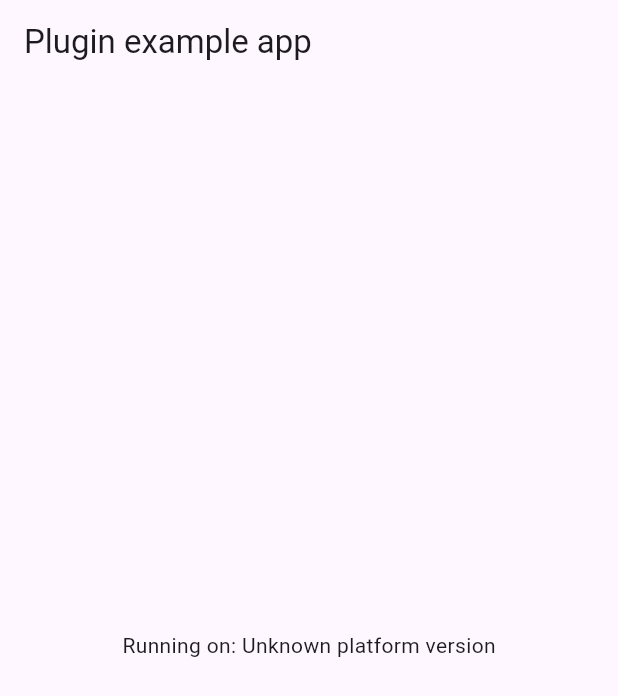
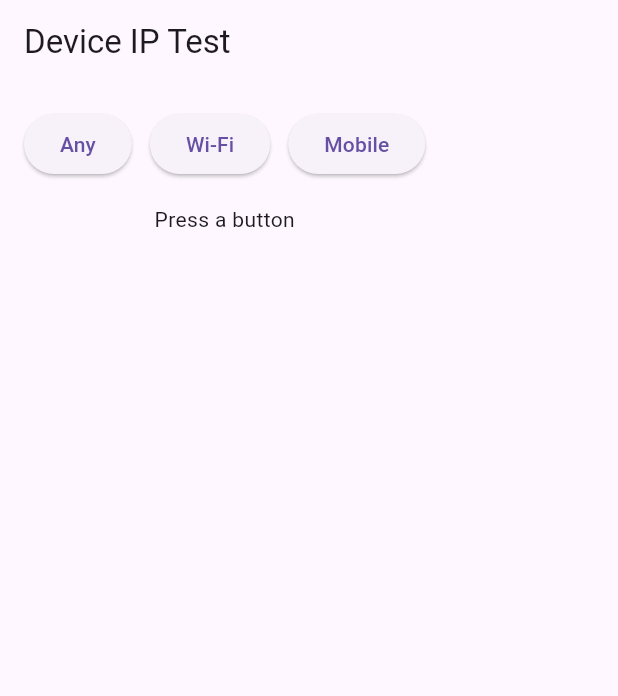
Before and after one commit to hengvisoth/dggroup_test02, a Flutter app: the screen it shows after launch, on a phone screen of 412 x 824 dp. Shown: the top 696 px of the screen. Run offline on Flutter 3.47's test engine with Material 3 defaults, Android fonts, the phone set to English and light mode, and no system bars; our stand-ins replace plugin_platform_interface.

Commit message:
Refactor main app structure and implement IP retrieval logic with caching

```diff
--- a/example/lib/main.dart
+++ b/example/lib/main.dart
@@ -1,61 +1,57 @@
 import 'package:flutter/material.dart';
-import 'dart:async';
-
-import 'package:flutter/services.dart';
 import 'package:device_ip/device_ip.dart';
 
-void main() {
-  runApp(const MyApp());
-}
+void main() => runApp(const MyApp());
 
-class MyApp extends StatefulWidget {
+class MyApp extends StatelessWidget {
   const MyApp({super.key});
 
   @override
-  State<MyApp> createState() => _MyAppState();
+  Widget build(BuildContext context) {
+    return const MaterialApp(home: Home());
+  }
 }
 
-class _MyAppState extends State<MyApp> {
-  String _platformVersion = 'Unknown';
-  final _deviceIpPlugin = DeviceIp();
+class Home extends StatefulWidget {
+  const Home({super.key});
+  @override
+  State<Home> createState() => _HomeState();
+}
 
-  @override
-  void initState() {
-    super.initState();
-    initPlatformState();
-  }
+class _HomeState extends State<Home> {
+  String text = 'Press a button';
 
-  // Platform messages are asynchronous, so we initialize in an async method.
-  Future<void> initPlatformState() async {
-    String platformVersion;
-    // Platform messages may fail, so we use a try/catch PlatformException.
-    // We also handle the message potentially returning null.
-    try {
-      platformVersion =
-          await _deviceIpPlugin.getPlatformVersion() ?? 'Unknown platform version';
-    } on PlatformException {
-      platformVersion = 'Failed to get platform version.';
-    }
-
-    // If the widget was removed from the tree while the asynchronous platform
-    // message was in flight, we want to discard the reply rather than calling
-    // setState to update our non-existent appearance.
-    if (!mounted) return;
-
+  Future<void> run(NetworkType type) async {
+    final res = await DeviceIp.getIp(type: type);
     setState(() {
-      _platformVersion = platformVersion;
+      text =
+          'ok: ${res.ok}\n'
+          'message: ${res.message}\n'
+          'connection: ${res.connection}\n'
+          'ipv4: ${res.ipv4}\n'
+          'ipv6: ${res.ipv6}';
     });
   }
 
   @override
   Widget build(BuildContext context) {
-    return MaterialApp(
-      home: Scaffold(
-        appBar: AppBar(
-          title: const Text('Plugin example app'),
-        ),
-        body: Center(
-          child: Text('Running on: $_platformVersion\n'),
+    return Scaffold(
+      appBar: AppBar(title: const Text('Device IP Test')),
+      body: Padding(
+        padding: const EdgeInsets.all(16),
+        child: Column(
+          children: [
+            Wrap(
+              spacing: 12,
+              children: [
+                ElevatedButton(onPressed: () => run(NetworkType.any), child: const Text("Any")),
+                ElevatedButton(onPressed: () => run(NetworkType.wifi), child: const Text("Wi-Fi")),
+                ElevatedButton(onPressed: () => run(NetworkType.mobile), child: const Text("Mobile")),
+              ],
+            ),
+            const SizedBox(height: 16),
+            Text(text),
+          ],
         ),
       ),
     );
--- a/lib/device_ip.dart
+++ b/lib/device_ip.dart
@@ -1,8 +1,3 @@
+library;
 
-import 'device_ip_platform_interface.dart';
-
-class DeviceIp {
-  Future<String?> getPlatformVersion() {
-    return DeviceIpPlatform.instance.getPlatformVersion();
-  }
-}
+export 'src/device_ip.dart';
--- /dev/null
+++ b/lib/model/result_model.dart
@@ -0,0 +1,20 @@
+class IpResult {
+  final String ipv4;
+  final String ipv6;
+  final String connection; // wifi | mobile | none | any
+  final bool ok;
+  final String message;
+
+  const IpResult({required this.ipv4, required this.ipv6, required this.connection, required this.ok, required this.message});
+
+  factory IpResult.fromMap(Map<dynamic, dynamic> map) {
+    final ok = (map['ok'] as bool?) ?? false;
+    return IpResult(
+      ipv4: (map['ipv4'] as String?) ?? '',
+      ipv6: (map['ipv6'] as String?) ?? '',
+      connection: (map['connection'] as String?) ?? 'none',
+      ok: ok,
+      message: (map['message'] as String?) ?? (ok ? 'OK' : 'No internet connection'),
+    );
+  }
+}
--- /dev/null
+++ b/lib/src/device_ip.dart
@@ -0,0 +1,39 @@
+import 'package:device_ip/device_ip_platform_interface.dart';
+import 'package:device_ip/model/result_model.dart';
+import 'package:flutter/services.dart';
+
+enum NetworkType { any, wifi, mobile }
+
+class DeviceIp {
+  static const MethodChannel _channel = MethodChannel('device_ip');
+
+  static final Map<NetworkType, ({IpResult value, DateTime time})> _cache = {};
+  static Duration defaultCacheTtl = const Duration(seconds: 10);
+
+  static Future<IpResult> getIp({NetworkType type = NetworkType.any, bool useCache = true, Duration? cacheTtl}) async {
+    final ttl = cacheTtl ?? defaultCacheTtl;
+
+    if (useCache) {
+      final entry = _cache[type];
+      if (entry != null && DateTime.now().difference(entry.time) <= ttl) {
+        return entry.value;
+      }
+    }
+
+    final map = await _channel.invokeMapMethod<String, dynamic>('getIp', {
+      'network': type.name, // any | wifi | mobile
+      'useNativeCache': true,
+      'nativeCacheTtlMs': ttl.inMilliseconds,
+    });
+
+    final res = IpResult.fromMap(map ?? const {});
+    _cache[type] = (value: res, time: DateTime.now());
+    return res;
+  }
+
+  static void clearCache() => _cache.clear();
+
+  Future<String?> getPlatformVersion() {
+    return DeviceIpPlatform.instance.getPlatformVersion();
+  }
+}
```
